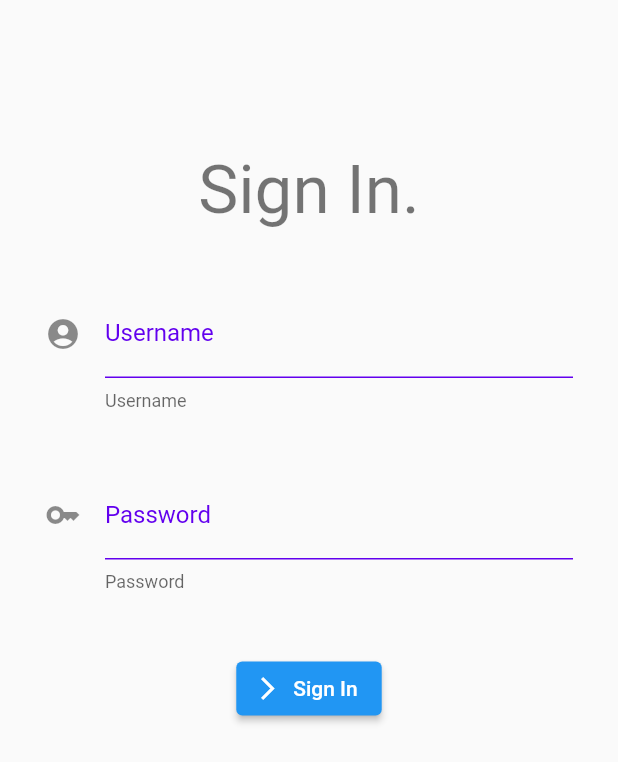
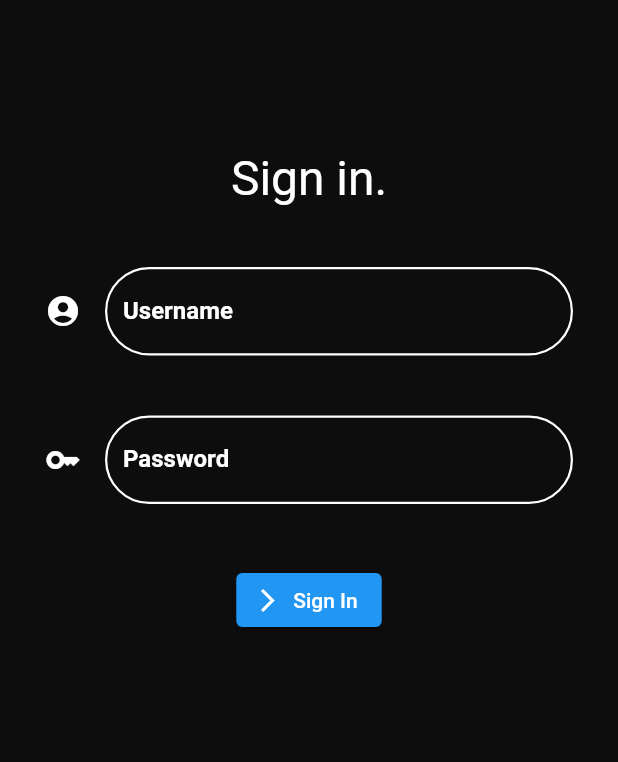
Before and after one commit to rzschrb/front_ecoaqua, a Flutter app: the screen it shows after launch, on a phone screen of 412 x 824 dp. Shown: the top 762 px of the screen. Run offline on Flutter 3.47's test engine with Material 2 defaults, Android fonts, the phone set to English and light mode, and no system bars.

Commit message:
Updated "Sign In" screen

```diff
--- a/lib/main.dart
+++ b/lib/main.dart
@@ -53,15 +53,16 @@ class _MyHomePageState extends State<MyHomePage> {
     // fast, so that you can just rebuild anything that needs updating rather
     // than having to individually change instances of widgets.
     return Scaffold(
+      backgroundColor: Color.fromARGB(255, 13, 13, 13),
       body: Center(
         child: Column(
           children: <Widget>[
-            Padding(
-              padding: const EdgeInsets.fromLTRB(0.0, 100.0, 0, 10.0),
+            const Padding(
+              padding: EdgeInsets.fromLTRB(0.0, 100.0, 0, 10.0),
               child:
               Text(
-                'Sign In.',
-                style: Theme.of(context).textTheme.headline3,
+                'Sign in.',
+                style: TextStyle(color: Colors.white, fontSize: 32)
               ),
             ),
             Padding(
@@ -69,14 +70,18 @@ class _MyHomePageState extends State<MyHomePage> {
               child:
               TextFormField(
                 decoration: const InputDecoration(
-                  icon: Icon(Icons.account_circle),
+                  icon: Icon(Icons.account_circle, color: Colors.white),
                   labelText: 'Username',
                   labelStyle: TextStyle(
-                    color: Color(0xFF6200EE),
+                      color: Colors.white,
+                      fontWeight: FontWeight.bold
                   ),
-                  helperText: 'Username',
-                  enabledBorder: UnderlineInputBorder(
-                    borderSide: BorderSide(color: Color(0xFF6200EE)),
+                  border: OutlineInputBorder(
+                      borderRadius: BorderRadius.all(Radius.circular(30.0))
+                  ),
+                  enabledBorder: OutlineInputBorder(
+                      borderRadius: BorderRadius.all(Radius.circular(30.0)),
+                      borderSide: BorderSide(color: Colors.white, width: 1.5)
                   ),
                 ),
               ),
@@ -86,14 +91,18 @@ class _MyHomePageState extends State<MyHomePage> {
               child:
               TextFormField(
                 decoration: const InputDecoration(
-                  icon: Icon(Icons.key),
+                  icon: Icon(Icons.key, color: Colors.white),
                   labelText: 'Password',
                   labelStyle: TextStyle(
-                    color: Color(0xFF6200EE),
+                    color: Colors.white,
+                    fontWeight: FontWeight.bold
                   ),
-                  helperText: 'Password',
-                  enabledBorder: UnderlineInputBorder(
-                    borderSide: BorderSide(color: Color(0xFF6200EE)),
+                  border: OutlineInputBorder(
+                    borderRadius: BorderRadius.all(Radius.circular(30.0))
+                  ),
+                  enabledBorder: OutlineInputBorder(
+                      borderRadius: BorderRadius.all(Radius.circular(30.0)),
+                      borderSide: BorderSide(color: Colors.white, width: 1.5)
                   ),
                 ),
               ),
```
